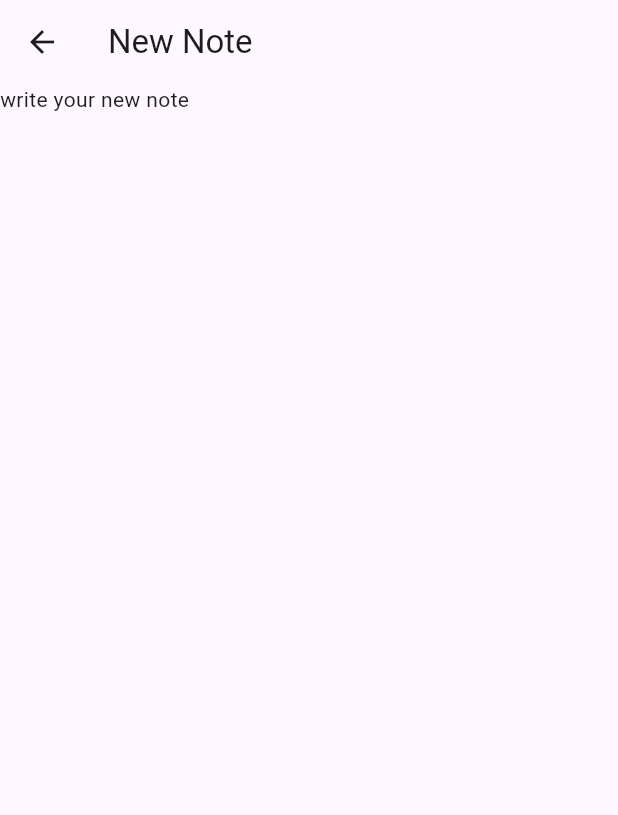
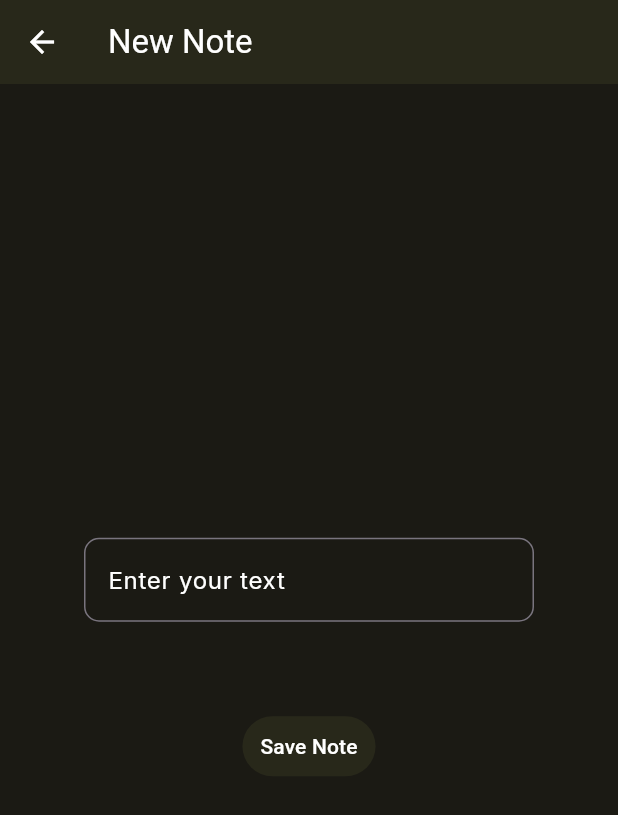
Before and after one commit to Rohithk2003/mynotes, a Flutter app: the NotesPageView screen opened by its route, after a tap on the "add" icon, on a phone screen of 412 x 824 dp. Shown: the top 815 px of the screen. Run offline on Flutter 3.47's test engine with Material 3 defaults, Android fonts, the phone set to English and light mode, and no system bars; our stand-ins replace firebase_auth, firebase_core, flutter_dotenv, google_fonts, sqflite; accounts and stored records are empty.

Commit message:
- added UI for new note page

```diff
--- a/lib/views/notes/new_note_view.dart
+++ b/lib/views/notes/new_note_view.dart
@@ -1,4 +1,8 @@
+import 'package:MyNotes/constants/routes.dart';
+import 'package:MyNotes/services/auth/auth_service.dart';
+import 'package:MyNotes/services/crud/notes_service.dart';
 import 'package:flutter/material.dart';
+import 'package:google_fonts/google_fonts.dart';
 
 class NewNoteView extends StatefulWidget {
   const NewNoteView({super.key});
@@ -8,13 +12,126 @@ class NewNoteView extends StatefulWidget {
 }
 
 class _NewNoteViewState extends State<NewNoteView> {
+  DatabaseNote? _note;
+  late final NotesService _notesService;
+  late final TextEditingController _textController;
+
+  Future<DatabaseNote> createNewNote() async {
+    final existingNote = _note;
+    if (existingNote != null) {
+      return existingNote;
+    }
+    String text = _textController.text;
+    final currentUser = AuthService.firebase().currentUser!;
+    final email = currentUser.userEmail;
+    final owner = await _notesService.getUser(email: email);
+    return await _notesService.createNote(owner: owner, text: text);
+  }
+
+  void _saveNoteIfTextNotEmpty() async {
+    String text = _textController.text;
+    final existingNote = _note;
+
+    if (text != "" && existingNote != null) {
+      _notesService.updateNote(id: existingNote.id, text: text);
+    }
+  }
+
+  void _deleteNoteIfTextIsEmpty() {
+    String text = _textController.text;
+    final existingNote = _note;
+    if (text == "" && existingNote != null) {
+      _notesService.deleteNote(id: existingNote.id);
+    }
+  }
+
+  @override
+  void initState() {
+    _notesService = NotesService();
+    _textController = TextEditingController();
+    super.initState();
+  }
+
+  @override
+  void dispose() {
+    _deleteNoteIfTextIsEmpty();
+    _saveNoteIfTextNotEmpty();
+    _textController.dispose();
+    _notesService.close();
+    super.dispose();
+  }
+
   @override
   Widget build(BuildContext context) {
     return Scaffold(
-      appBar: AppBar(
-        title: const Text("New Note"),
-      ),
-      body: const Text("write your new note"),
-    );
+        appBar: AppBar(
+          title: const Text("New Note"),
+          backgroundColor: secondaryColor,
+          foregroundColor: textColor,
+        ),
+        backgroundColor: bgColor,
+        body: FutureBuilder(
+          future: createNewNote(),
+          builder: (context, snapshot) {
+            switch (snapshot.connectionState) {
+              case ConnectionState.done:
+                _note = snapshot.data;
+                return Center(
+                  child: Align(
+                    alignment: Alignment.center,
+                    child: Column(
+                      mainAxisAlignment: MainAxisAlignment.center,
+                      children: [
+                        SizedBox(
+                          width: 300,
+                          height: 100,
+                          child: TextField(
+                            controller: _textController,
+                            style: const TextStyle(
+                                backgroundColor: bgColor, color: textColor),
+                            keyboardType: TextInputType.multiline,
+                            decoration: InputDecoration(
+                                hintText: "Enter your text",
+                                hintStyle: GoogleFonts.inter(
+                                  textStyle: const TextStyle(
+                                    backgroundColor: bgColor,
+                                    color: textColor,
+                                    letterSpacing: .5,
+                                  ),
+                                ),
+                                fillColor: textColor,
+                                border: OutlineInputBorder(
+                                  borderRadius: BorderRadius.circular(10.0),
+                                  borderSide: const BorderSide(
+                                    color: textColor,
+                                    width: 2.0,
+                                  ),
+                                )),
+                          ),
+                        ),
+                        const SizedBox(
+                          height: 15,
+                        ),
+                        TextButton(
+                          onPressed: () {
+                            _saveNoteIfTextNotEmpty();
+                          },
+                          style: TextButton.styleFrom(
+                            backgroundColor: secondaryColor,
+                          ),
+                          child: const Text("Save Note",
+                              style: TextStyle(
+                                color: textColor,
+                              )),
+                        )
+                      ],
+                    ),
+                  ),
+                );
+              default:
+                return const CircularProgressIndicator();
+            }
+          },
+        ));
   }
 }
--- a/lib/views/notes/notes_view.dart
+++ b/lib/views/notes/notes_view.dart
@@ -228,6 +228,7 @@ class _NotesPageViewState extends State<NotesPageView> {
                     builder: (context, snapshot) {
                       switch (snapshot.connectionState) {
                         case ConnectionState.waiting:
+                        case ConnectionState.active:
                           return const Text(
                             "waiting for all notes...",
                             style: TextStyle(color: textColor),
```
Also changed, not shown: 2 other files.
